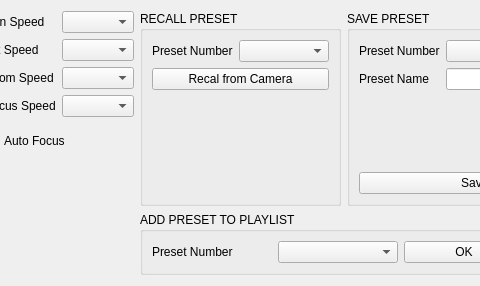
The window that presetsetupdlg.ui (nospam2k/Sony-PTZ-Controller) describes before a commit, drawn with Qt 5; both pictures show x 338 to 818 and y 0 to 286 of the 1011 by 286 pixel window.
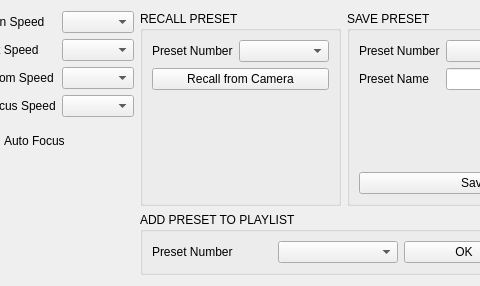
The same window after the commit. Icons and pictures are not drawn.

Commit message: fixed disconnect error

```diff
--- a/presetsetupdlg.ui
+++ b/presetsetupdlg.ui
@@ -627,7 +627,7 @@
             <item>
              <widget class="QPushButton" name="recallPreset">
               <property name="text">
-               <string>Recal from Camera</string>
+               <string>Recall from Camera</string>
               </property>
              </widget>
             </item>
```
The commit also changes 1 other file.
